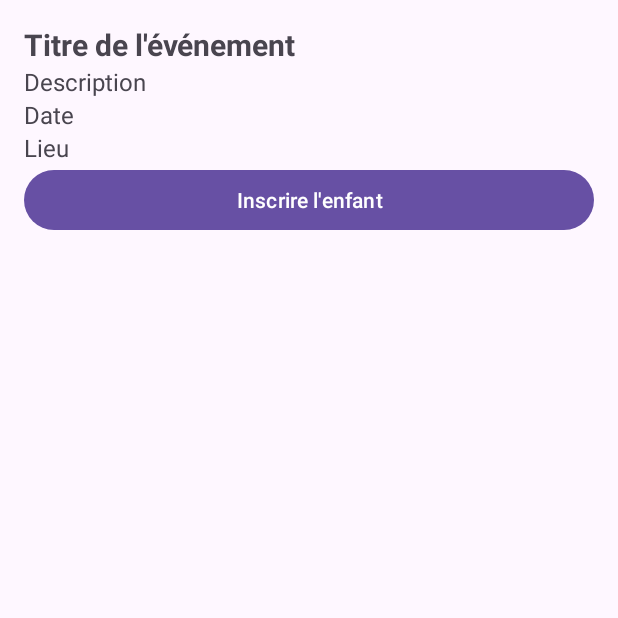
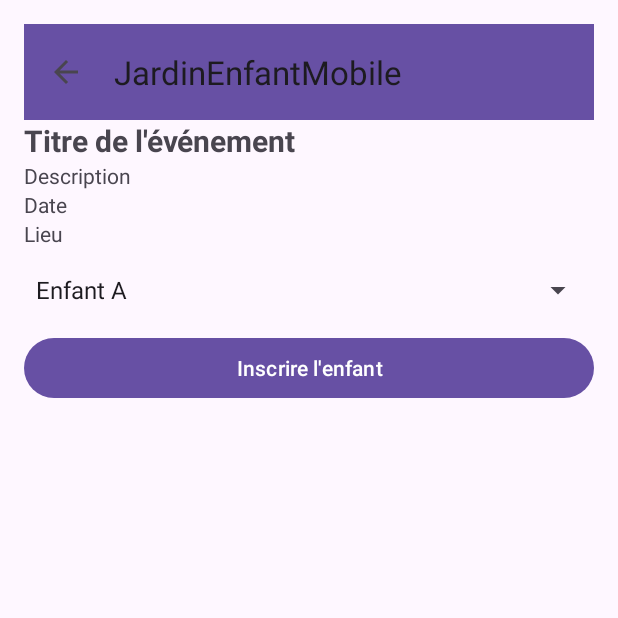
Before and after one commit to guerfala/JardinEnfantMobile, an Android app: the EventRegistrationActivity screen opened directly, with no data from a screen before it, on a phone screen of 412 x 824 dp, the top half of it. Run offline under Robolectric (Android 15) with nearby library versions, the phone set to English and light mode, and no system bars; our stand-ins replace Firebase (no records; nobody signed in at launch, a user with empty details on screens opened directly).

```diff
--- a/app/build.gradle.kts
+++ b/app/build.gradle.kts
@@ -34,6 +34,7 @@ android {
 
 dependencies {
 
+    implementation(libs.recyclerview)
     implementation(libs.appcompat)
     implementation(libs.material)
     implementation(libs.activity)
--- a/app/src/main/java/com/example/jardinenfantmobile/EventRegistrationActivity.java
+++ b/app/src/main/java/com/example/jardinenfantmobile/EventRegistrationActivity.java
@@ -2,9 +2,13 @@ package com.example.jardinenfantmobile;
 
 import androidx.annotation.NonNull;
 import androidx.appcompat.app.AppCompatActivity;
+import androidx.appcompat.widget.Toolbar;
 
 import android.os.Bundle;
+import android.view.View;
+import android.widget.ArrayAdapter;
 import android.widget.Button;
+import android.widget.Spinner;
 import android.widget.TextView;
 import android.widget.Toast;
 
@@ -14,49 +18,86 @@ import com.google.firebase.database.DatabaseReference;
 import com.google.firebase.database.FirebaseDatabase;
 import com.google.firebase.database.ValueEventListener;
 
+import java.util.ArrayList;
+
 public class EventRegistrationActivity extends AppCompatActivity {
     private TextView eventTitle, eventDescription, eventDate, eventLocation;
+    private Spinner childSpinner;
     private Button registerButton;
     private DatabaseReference eventsRef;
-    private String eventId = "eventId123";  // Remplacer par l'ID de l'événement reçu
-    private String parentId = "parentId123";  // Remplacer par l'ID du parent actuel
+    private String eventId;
 
     @Override
     protected void onCreate(Bundle savedInstanceState) {
         super.onCreate(savedInstanceState);
         setContentView(R.layout.activity_event_registration);
 
+        Toolbar toolbar = findViewById(R.id.toolbar);
+        setSupportActionBar(toolbar);
+        getSupportActionBar().setDisplayHomeAsUpEnabled(true);
+        toolbar.setNavigationOnClickListener(v -> onBackPressed());
+
         eventTitle = findViewById(R.id.eventTitle);
         eventDescription = findViewById(R.id.eventDescription);
         eventDate = findViewById(R.id.eventDate);
         eventLocation = findViewById(R.id.eventLocation);
+        childSpinner = findViewById(R.id.childSpinner);
         registerButton = findViewById(R.id.registerButton);
 
+        eventId = getIntent().getStringExtra("eventId");
         eventsRef = FirebaseDatabase.getInstance().getReference("events");
 
-        // Récupération de l'événement
+        // Charger les informations de l'événement et les enfants
+        loadEventDetails();
+        loadChildren();
+
+        registerButton.setOnClickListener(view -> {
+            String selectedChild = childSpinner.getSelectedItem().toString();
+            if (!selectedChild.isEmpty()) {
+                eventsRef.child(eventId).child("registered").child(selectedChild).setValue(true)
+                        .addOnSuccessListener(aVoid -> Toast.makeText(EventRegistrationActivity.this, "Inscription réussie", Toast.LENGTH_SHORT).show())
+                        .addOnFailureListener(e -> Toast.makeText(EventRegistrationActivity.this, "Échec de l'inscription", Toast.LENGTH_SHORT).show());
+            }
+        });
+    }
+
+    private void loadEventDetails() {
+        // Retrieve the event details from Firebase
         eventsRef.child(eventId).addListenerForSingleValueEvent(new ValueEventListener() {
             @Override
             public void onDataChange(@NonNull DataSnapshot snapshot) {
                 if (snapshot.exists()) {
-                    eventTitle.setText(snapshot.child("title").getValue(String.class));
-                    eventDescription.setText(snapshot.child("description").getValue(String.class));
-                    eventDate.setText(snapshot.child("date").getValue(String.class));
-                    eventLocation.setText(snapshot.child("location").getValue(String.class));
+                    // Retrieve and display event details
+                    String title = snapshot.child("title").getValue(String.class);
+                    String description = snapshot.child("description").getValue(String.class);
+                    String date = snapshot.child("date").getValue(String.class);
+                    String location = snapshot.child("location").getValue(String.class);
+
+                    eventTitle.setText(title != null ? title : "N/A");
+                    eventDescription.setText(description != null ? description : "N/A");
+                    eventDate.setText(date != null ? date : "N/A");
+                    eventLocation.setText(location != null ? location : "N/A");
+                } else {
+                    Toast.makeText(EventRegistrationActivity.this, "Événement non trouvé", Toast.LENGTH_SHORT).show();
                 }
             }
 
             @Override
             public void onCancelled(@NonNull DatabaseError error) {
-                Toast.makeText(EventRegistrationActivity.this, "Erreur de chargement de l'événement", Toast.LENGTH_SHORT).show();
+                Toast.makeText(EventRegistrationActivity.this, "Erreur de chargement des détails de l'événement", Toast.LENGTH_SHORT).show();
             }
         });
+    }
 
-        // Inscription à l'événement
-        registerButton.setOnClickListener(v -> {
-            eventsRef.child(eventId).child("registered").child(parentId).setValue(true)
-                    .addOnSuccessListener(aVoid -> Toast.makeText(EventRegistrationActivity.this, "Inscription réussie", Toast.LENGTH_SHORT).show())
-                    .addOnFailureListener(e -> Toast.makeText(EventRegistrationActivity.this, "Échec de l'inscription", Toast.LENGTH_SHORT).show());
-        });
+    private void loadChildren() {
+        // Charger une liste fictive d'enfants pour l'exemple
+        ArrayList<String> children = new ArrayList<>();
+        children.add("Enfant A");
+        children.add("Enfant B");
+        children.add("Enfant C");
+
+        ArrayAdapter<String> adapter = new ArrayAdapter<>(this, android.R.layout.simple_spinner_item, children);
+        adapter.setDropDownViewResource(android.R.layout.simple_spinner_dropdown_item);
+        childSpinner.setAdapter(adapter);
     }
 }
--- a/app/src/main/res/layout/activity_event_registration.xml
+++ b/app/src/main/res/layout/activity_event_registration.xml
@@ -4,9 +4,17 @@
     android:orientation="vertical"
     android:padding="16dp">
 
+    <androidx.appcompat.widget.Toolbar
+        android:id="@+id/toolbar"
+        android:layout_width="match_parent"
+        android:layout_height="?attr/actionBarSize"
+        android:background="?attr/colorPrimary"
+        android:title="Register for Event"
+        android:titleTextColor="@android:color/white" />
+
     <TextView
         android:id="@+id/eventTitle"
-        android:layout_width="match_parent"
+        android:layout_width="wrap_content"
         android:layout_height="wrap_content"
         android:text="Titre de l'événement"
         android:textSize="20sp"
@@ -14,28 +22,32 @@
 
     <TextView
         android:id="@+id/eventDescription"
-        android:layout_width="match_parent"
+        android:layout_width="wrap_content"
         android:layout_height="wrap_content"
-        android:text="Description"
-        android:textSize="16sp" />
+        android:text="Description" />
 
     <TextView
         android:id="@+id/eventDate"
-        android:layout_width="match_parent"
+        android:layout_width="wrap_content"
         android:layout_height="wrap_content"
-        android:text="Date"
-        android:textSize="16sp" />
+        android:text="Date" />
 
     <TextView
         android:id="@+id/eventLocation"
+        android:layout_width="wrap_content"
+        android:layout_height="wrap_content"
+        android:text="Lieu" />
+
+    <Spinner
+        android:id="@+id/childSpinner"
         android:layout_width="match_parent"
         android:layout_height="wrap_content"
-        android:text="Lieu"
-        android:textSize="16sp" />
+        android:layout_marginTop="16dp"/>
 
     <Button
         android:id="@+id/registerButton"
         android:layout_width="match_parent"
         android:layout_height="wrap_content"
-        android:text="Inscrire l'enfant" />
+        android:text="Inscrire l'enfant"
+        android:layout_marginTop="16dp" />
 </LinearLayout>
--- a/gradle/libs.versions.toml
+++ b/gradle/libs.versions.toml
@@ -11,6 +11,7 @@ googleGmsGoogleServices = "4.4.2"
 firebaseDatabase = "21.0.0"
 
 [libraries]
+recyclerview = "androidx.recyclerview:recyclerview:1.3.2"
 junit = { group = "junit", name = "junit", version.ref = "junit" }
 ext-junit = { group = "androidx.test.ext", name = "junit", version.ref = "junitVersion" }
 espresso-core = { group = "androidx.test.espresso", name = "espresso-core", version.ref = "espressoCore" }
```
Also changed, not shown: app/src/main/AndroidManifest.xml (+11 -9 lines), app/src/main/java/com/example/jardinenfantmobile/CreateEventActivity.java (+7 -8 lines), app/src/main/java/com/example/jardinenfantmobile/Event.java (+48 -0 lines), app/src/main/java/com/example/jardinenfantmobile/EventsAdapter.java (added, +55 -0 lines), app/src/main/java/com/example/jardinenfantmobile/EventsListActivity.java (added, +66 -0 lines), app/src/main/res/layout/activity_create_event.xml (+8 -0 lines), app/src/main/res/layout/activity_events_list.xml (added, +25 -0 lines), app/src/main/res/layout/item_event.xml (added, +21 -0 lines), 1 other file.
